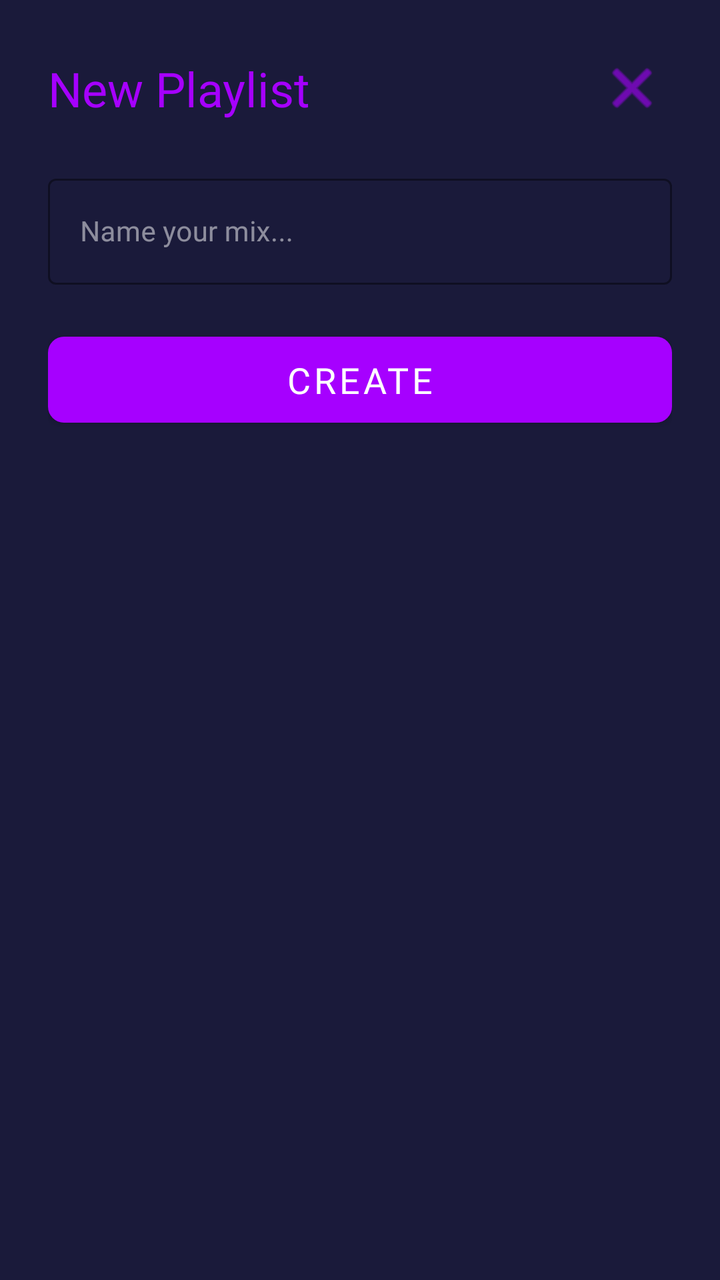
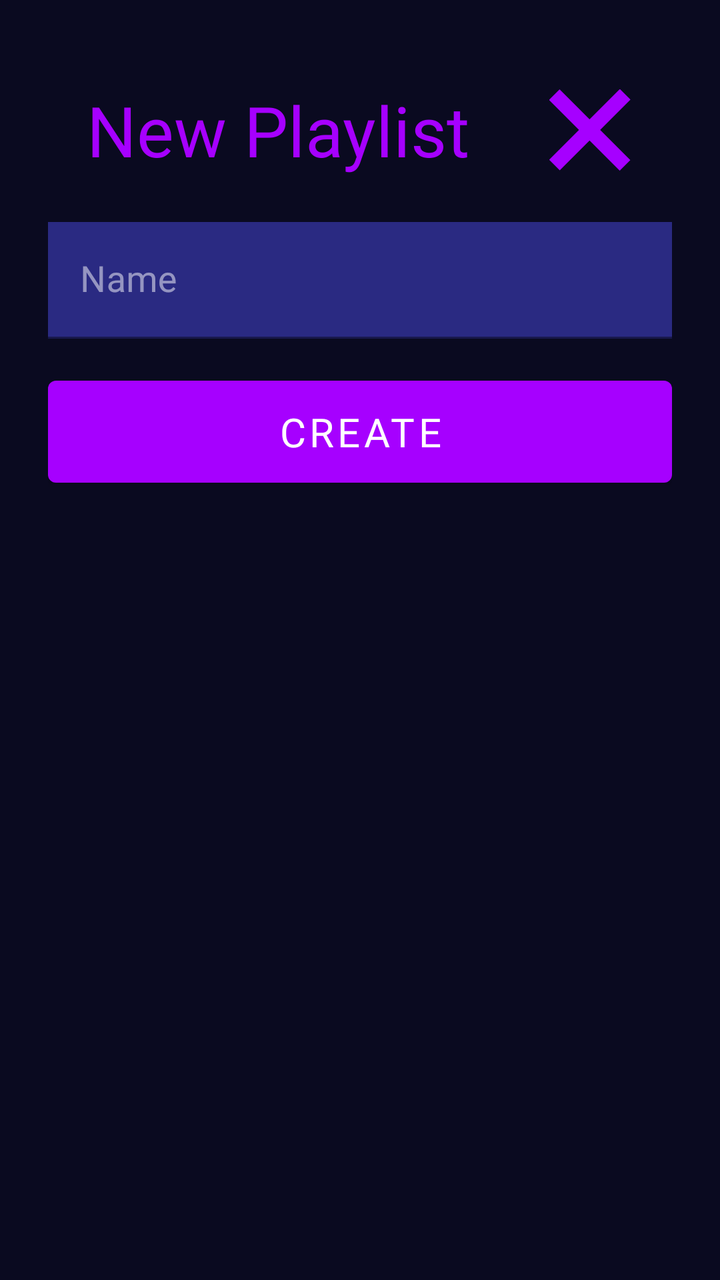

Screens rendered from an Android XML layout before and after an edit, with the pre-edit source and the edit as a unified diff.
<!-- AndroidManifest.xml: application theme Theme.MaterialComponents.DayNight.NoActionBar -->
<!-- res/layout/dialog_add_playlist.xml -->
<?xml version="1.0" encoding="utf-8"?>
<LinearLayout xmlns:android="http://schemas.android.com/apk/res/android"
    xmlns:app="http://schemas.android.com/apk/res-auto"
    android:layout_width="match_parent"
    android:layout_height="wrap_content"
    android:background="#1A1A3A"
    android:orientation="vertical"
    android:padding="24dp">

    <androidx.constraintlayout.widget.ConstraintLayout
        android:layout_width="match_parent"
        android:layout_height="wrap_content">

        <TextView
            android:id="@+id/tvDialogTitle"
            android:layout_width="0dp"
            android:layout_height="wrap_content"
            android:fontFamily="@font/zen_dots"
            android:text="New Playlist"
            android:textColor="#A600FF"
            android:textSize="24sp"
            app:layout_constraintBottom_toBottomOf="parent"
            app:layout_constraintEnd_toStartOf="@+id/btnCloseDialog"
            app:layout_constraintStart_toStartOf="parent"
            app:layout_constraintTop_toTopOf="parent" />

        <ImageButton
            android:id="@+id/btnCloseDialog"
            android:layout_width="40dp"
            android:layout_height="40dp"
            android:background="?attr/selectableItemBackgroundBorderless"
            android:src="@android:drawable/ic_menu_close_clear_cancel"
            app:layout_constraintEnd_toEndOf="parent"
            app:layout_constraintTop_toTopOf="parent"
            app:tint="#A600FF" />
    </androidx.constraintlayout.widget.ConstraintLayout>

    <com.google.android.material.textfield.TextInputLayout
        android:layout_width="match_parent"
        android:layout_height="wrap_content"
        android:layout_marginTop="20dp"
        app:boxStrokeColor="#A600FF"
        app:hintTextColor="#A600FF"
        android:textColorHint="#80FFFFFF"
        style="@style/Widget.MaterialComponents.TextInputLayout.OutlinedBox">

        <com.google.android.material.textfield.TextInputEditText
            android:id="@+id/etPlaylistName"
            android:layout_width="match_parent"
            android:layout_height="wrap_content"
            android:fontFamily="@font/zen_dots"
            android:hint="Name your mix..."
            android:textColor="#FFFFFF"
            android:textColorHint="#80FFFFFF"
            android:background="@null"
            android:textSize="14sp" />
    </com.google.android.material.textfield.TextInputLayout>

    <Button
        android:id="@+id/btnCreatePlaylist"
        android:layout_width="match_parent"
        android:layout_height="55dp"
        android:layout_marginTop="20dp"
        android:fontFamily="@font/zen_dots"
        android:text="CREATE"
        android:textSize="18sp"
        app:backgroundTint="#A600FF"
        app:cornerRadius="8dp" />

</LinearLayout>
<!-- resources referenced by this layout -->
<resources>

</resources>

<!-- the commit's change to res/layout/dialog_add_playlist.xml (unified diff, before → after) -->
@@ -3,8 +3,9 @@
     xmlns:app="http://schemas.android.com/apk/res-auto"
     android:layout_width="match_parent"
     android:layout_height="wrap_content"
-    android:background="#1A1A3A"
+    android:background="@color/dark_blue"
     android:orientation="vertical"
+    app:cardCornerRadius="10dp"
     android:padding="24dp">
 
     <androidx.constraintlayout.widget.ConstraintLayout
@@ -16,9 +17,11 @@
             android:layout_width="0dp"
             android:layout_height="wrap_content"
             android:fontFamily="@font/zen_dots"
-            android:text="New Playlist"
-            android:textColor="#A600FF"
-            android:textSize="24sp"
+            android:text="@string/new_playlist"
+            android:gravity="center"
+            android:textColor="@color/purple"
+            android:textSize="35sp"
+            android:ellipsize="end"
             app:layout_constraintBottom_toBottomOf="parent"
             app:layout_constraintEnd_toStartOf="@+id/btnCloseDialog"
             app:layout_constraintStart_toStartOf="parent"
@@ -26,45 +29,57 @@
 
         <ImageButton
             android:id="@+id/btnCloseDialog"
-            android:layout_width="40dp"
-            android:layout_height="40dp"
+            android:layout_width="wrap_content"
+            android:layout_height="wrap_content"
             android:background="?attr/selectableItemBackgroundBorderless"
-            android:src="@android:drawable/ic_menu_close_clear_cancel"
+            android:src="@drawable/ic_exit"
+            android:scaleType="fitCenter"
             app:layout_constraintEnd_toEndOf="parent"
+            android:scaleX="0.5"
+            android:scaleY="0.5"
             app:layout_constraintTop_toTopOf="parent"
-            app:tint="#A600FF" />
+            app:layout_constraintBottom_toBottomOf="parent" />
     </androidx.constraintlayout.widget.ConstraintLayout>
 
     <com.google.android.material.textfield.TextInputLayout
         android:layout_width="match_parent"
         android:layout_height="wrap_content"
-        android:layout_marginTop="20dp"
-        app:boxStrokeColor="#A600FF"
-        app:hintTextColor="#A600FF"
-        android:textColorHint="#80FFFFFF"
-        style="@style/Widget.MaterialComponents.TextInputLayout.OutlinedBox">
+        android:layout_marginTop="5dp"
+        app:boxStrokeColor="@color/light_blue"
+        app:hintTextColor="@color/light_blue"
+        app:boxCornerRadiusTopStart="8dp"
+        app:boxCornerRadiusTopEnd="8dp"
+        app:boxCornerRadiusBottomStart="8dp"
+        app:boxCornerRadiusBottomEnd="8dp"
+        android:textColorHint="@color/light">
 
         <com.google.android.material.textfield.TextInputEditText
             android:id="@+id/etPlaylistName"
             android:layout_width="match_parent"
             android:layout_height="wrap_content"
             android:fontFamily="@font/zen_dots"
-            android:hint="Name your mix..."
-            android:textColor="#FFFFFF"
-            android:textColorHint="#80FFFFFF"
-            android:background="@null"
-            android:textSize="14sp" />
+            android:hint="@string/name"
+            app:boxCornerRadiusTopStart="10dp"
+            app:boxCornerRadiusTopEnd="10dp"
+            app:boxCornerRadiusBottomStart="10dp"
+            app:boxCornerRadiusBottomEnd="10dp"
+            android:textColorHint="@color/light"
+            android:background="@color/light_blue"
+            android:textSize="18sp" />
     </com.google.android.material.textfield.TextInputLayout>
 
     <Button
         android:id="@+id/btnCreatePlaylist"
         android:layout_width="match_parent"
-        android:layout_height="55dp"
-        android:layout_marginTop="20dp"
+        android:layout_height="wrap_content"
+        android:layout_marginTop="15dp"
         android:fontFamily="@font/zen_dots"
-        android:text="CREATE"
-        android:textSize="18sp"
-        app:backgroundTint="#A600FF"
-        app:cornerRadius="8dp" />
+        android:text="@string/create"
+        android:textSize="20sp"
+        android:paddingTop="12dp"
+        android:paddingBottom="12dp"
+        app:backgroundTint="@color/purple"
+        app:cornerRadius="4dp"
+        android:layout_marginBottom="14dp"/>
 
 </LinearLayout>
<!-- resource entries referenced after the edit -->
@@ -1,5 +1,24 @@
 <!-- resources referenced by this layout -->
 <resources>
-
+  <color name="dark_blue">#0A0A20</color>
+  <color name="light">#80FFFFFF</color>
+  <color name="light_blue">#2A2A82</color>
+  <color name="purple">#A600FF</color>
+  <!-- drawable ic_exit (drawable) -->
+  <vector xmlns:android="http://schemas.android.com/apk/res/android"
+      android:width="82dp"
+      android:height="82dp"
+      android:viewportWidth="82"
+      android:viewportHeight="82">
+    <path
+        android:pathData="M0,10.948l10.607,-10.607l70.711,70.711l-10.607,10.607z"
+        android:fillColor="#A600FF"/>
+    <path
+        android:pathData="M70.869,0l10.607,10.607l-70.711,70.711l-10.607,-10.607z"
+        android:fillColor="#A600FF"/>
+  </vector>
+  <string name="create">CREATE</string>
+  <string name="name">Name</string>
+  <string name="new_playlist">New Playlist</string>
 </resources>
 
